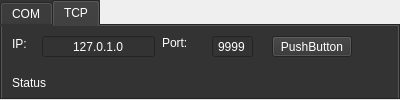
Before: the Qt Designer form model/device/connectionwidget.ui in IlyaZh/Maiman-MCBS, drawn with Qt 5.
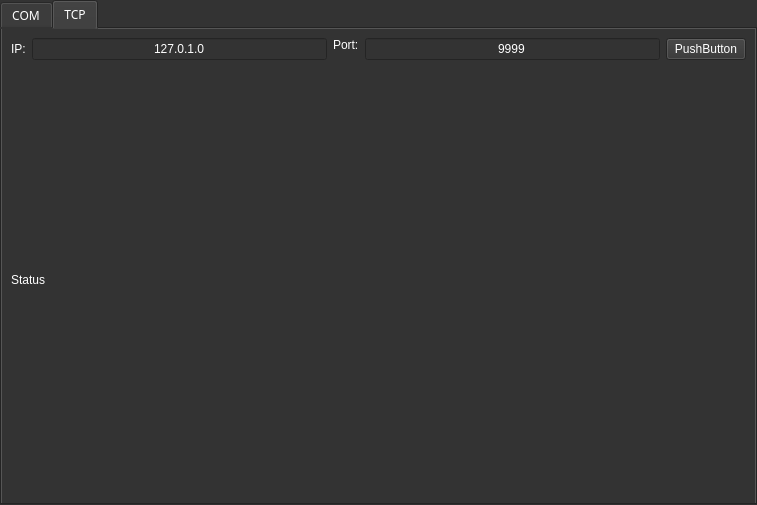
After: the same form once the commit is applied.

Diff of the .ui file:
```diff
--- a/model/device/connectionwidget.ui
+++ b/model/device/connectionwidget.ui
@@ -6,27 +6,43 @@
    <rect>
     <x>0</x>
     <y>0</y>
-    <width>400</width>
-    <height>100</height>
+    <width>757</width>
+    <height>505</height>
    </rect>
   </property>
+  <property name="font">
+   <font>
+    <family>Share Tech Mono</family>
+   </font>
+  </property>
   <property name="windowTitle">
    <string>Form</string>
   </property>
-  <widget class="QTabWidget" name="ConnectionTab">
-   <property name="geometry">
-    <rect>
-     <x>0</x>
-     <y>0</y>
-     <width>400</width>
-     <height>100</height>
-    </rect>
-   </property>
    <property name="styleSheet">
     <string notr="true">background-color: rgb(51, 51, 51);
-font: 8pt &quot;Share Tech Mono&quot;;
 color: rgb(255, 255, 255);</string>
    </property>
+  <layout class="QGridLayout" name="gridLayout">
+   <property name="leftMargin">
+    <number>0</number>
+   </property>
+   <property name="topMargin">
+    <number>0</number>
+   </property>
+   <property name="rightMargin">
+    <number>0</number>
+   </property>
+   <property name="bottomMargin">
+    <number>0</number>
+   </property>
+   <property name="spacing">
+    <number>0</number>
+   </property>
+   <item row="0" column="0">
+    <widget class="QTabWidget" name="ConnectionTab">
+     <property name="styleSheet">
+      <string notr="true"/>
+     </property>
    <property name="currentIndex">
     <number>1</number>
    </property>
@@ -72,15 +88,9 @@
     <attribute name="title">
      <string>TCP</string>
     </attribute>
+      <layout class="QGridLayout" name="gridLayout_2">
+       <item row="0" column="0">
     <widget class="QLabel" name="IPLabel">
-     <property name="geometry">
-      <rect>
-       <x>10</x>
-       <y>10</y>
-       <width>31</width>
-       <height>16</height>
-      </rect>
-     </property>
      <property name="styleSheet">
       <string notr="true">font: 12pt &quot;Share Tech Mono&quot;;</string>
      </property>
@@ -88,31 +98,19 @@
       <string>IP:</string>
      </property>
     </widget>
-    <widget class="QLabel" name="NetworkStatus">
-     <property name="geometry">
-      <rect>
-       <x>10</x>
-       <y>50</y>
-       <width>47</width>
-       <height>13</height>
-      </rect>
-     </property>
-     <property name="styleSheet">
-      <string notr="true">font: 10pt &quot;Share Tech Mono&quot;;</string>
-     </property>
+       </item>
+       <item row="0" column="1">
+        <widget class="QLineEdit" name="NetworkIP">
      <property name="text">
-      <string>Status</string>
-     </property>
-    </widget>
+          <string>127.0.1.0</string>
+         </property>
+         <property name="alignment">
+          <set>Qt::AlignCenter</set>
+         </property>
+        </widget>
+       </item>
+       <item row="0" column="2">
     <widget class="QLabel" name="PortLabel">
-     <property name="geometry">
-      <rect>
-       <x>160</x>
-       <y>10</y>
-       <width>47</width>
-       <height>16</height>
-      </rect>
-     </property>
      <property name="styleSheet">
       <string notr="true">font: 12pt &quot;Share Tech Mono&quot;;</string>
      </property>
@@ -123,44 +121,9 @@
       <set>Qt::AlignLeading|Qt::AlignLeft|Qt::AlignTop</set>
      </property>
     </widget>
-    <widget class="QLineEdit" name="NetworkIP">
-     <property name="geometry">
-      <rect>
-       <x>40</x>
-       <y>10</y>
-       <width>113</width>
-       <height>21</height>
-      </rect>
-     </property>
-     <property name="text">
-      <string>127.0.1.0</string>
-     </property>
-     <property name="alignment">
-      <set>Qt::AlignCenter</set>
-     </property>
-    </widget>
-    <widget class="QPushButton" name="NetworkConnect">
-     <property name="geometry">
-      <rect>
-       <x>270</x>
-       <y>10</y>
-       <width>80</width>
-       <height>21</height>
-      </rect>
-     </property>
-     <property name="text">
-      <string>PushButton</string>
-     </property>
-    </widget>
+       </item>
+       <item row="0" column="3">
     <widget class="QLineEdit" name="NetworkPort">
-     <property name="geometry">
-      <rect>
-       <x>210</x>
-       <y>10</y>
-       <width>41</width>
-       <height>21</height>
-      </rect>
-     </property>
      <property name="text">
       <string>9999</string>
      </property>
@@ -168,8 +131,29 @@
       <set>Qt::AlignCenter</set>
      </property>
     </widget>
-   </widget>
-  </widget>
+       </item>
+       <item row="0" column="4">
+        <widget class="QPushButton" name="NetworkConnect">
+         <property name="text">
+          <string>PushButton</string>
+         </property>
+        </widget>
+       </item>
+       <item row="1" column="0" colspan="2">
+        <widget class="QLabel" name="NetworkStatus">
+         <property name="styleSheet">
+          <string notr="true">font: 10pt &quot;Share Tech Mono&quot;;</string>
+         </property>
+         <property name="text">
+          <string>Status</string>
+         </property>
+        </widget>
+       </item>
+      </layout>
+     </widget>
+    </widget>
+   </item>
+  </layout>
  </widget>
  <resources/>
  <connections/>
```
Left out of the diff: 38 changed lines with no effect on the pictures. Lines whose indentation alone changed are shown as unchanged.
